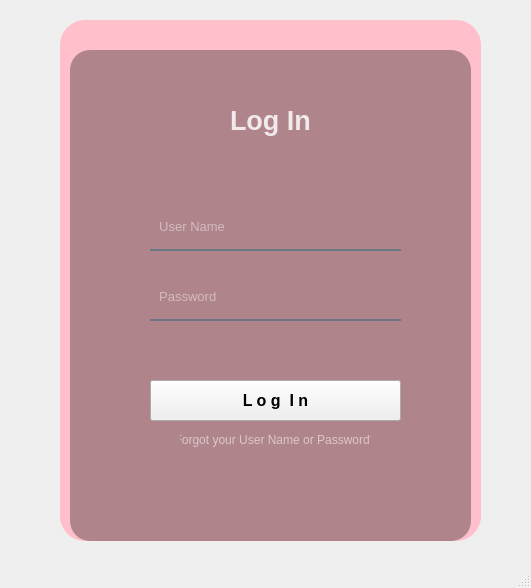
tixdim/QT_school, file Python_files/UI_files/LogIn.ui: the form before one commit.
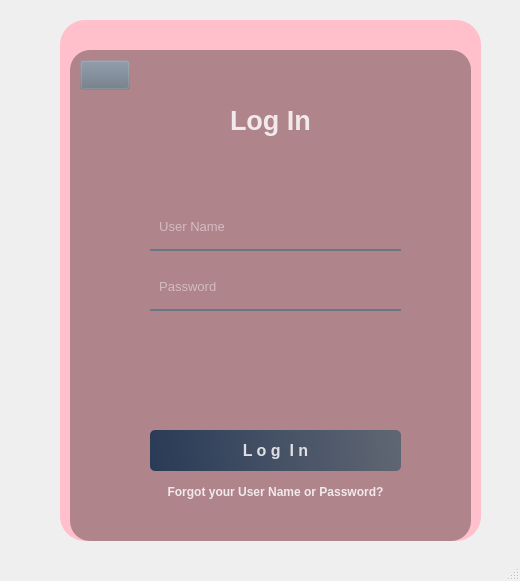
The form after the commit. Icons and pictures are not drawn.

Commit message: Добавил кнопку назад

The edit to the form file:
```diff
--- a/Python_files/UI_files/LogIn.ui
+++ b/Python_files/UI_files/LogIn.ui
@@ -6,10 +6,16 @@
    <rect>
     <x>0</x>
     <y>0</y>
-    <width>531</width>
-    <height>588</height>
+    <width>520</width>
+    <height>581</height>
    </rect>
   </property>
+  <property name="font">
+   <font>
+    <weight>75</weight>
+    <bold>true</bold>
+   </font>
+  </property>
   <property name="windowTitle">
    <string>MainWindow</string>
   </property>
@@ -24,7 +30,7 @@
      </rect>
     </property>
     <property name="styleSheet">
-     <string notr="true">QPushButton#pushButton{
+     <string notr="true">QPushButton#pb_login{
 	background-color: qlineargradient(spread:pad, x1:0, y1:0.505682, x2:1, y2:0.477, stop:0 rgba(20, 47, 78, 219), stop:1 rgba(85, 98, 112, 226));
 	color: rgba(255, 255, 255, 210);
 	border-radius: 5px;
@@ -38,9 +44,10 @@
 	background-color: rgba(105, 118, 132, 200);
 }
 
-QPushButton#pushButton_2{
-	background-color:rgba(0, 0, 0, 0);
-	color: rgba(85, 98, 112, 255);
+QPushButton#pb_for{
+	background-color: rgba(105, 118, 132, 0);
+	color: rgba(255, 255, 255, 210);
+	border-radius: 5px;
 }
 QPushButton#pushButton_2:hover{
 	color: rgba(155, 168, 182, 220);
@@ -48,7 +55,10 @@
 QPushButton#pushButton_2:pressed{
 	padding-left: 2px;
 	padding-top: 2px;
-	background-color: rgba(115, 128, 142, 255);
+}
+
+QPushButton#pb_back{
+	background-color: rgba(105, 118, 132, 0);
 }</string>
     </property>
     <widget class="QLabel" name="back">
@@ -137,7 +147,7 @@
      <property name="geometry">
       <rect>
        <x>120</x>
-       <y>270</y>
+       <y>260</y>
        <width>251</width>
        <height>41</height>
       </rect>
@@ -161,11 +171,14 @@
       <string>  Password</string>
      </property>
     </widget>
-    <widget class="QPushButton" name="but_login">
+    <widget class="QPushButton" name="pb_login">
+     <property name="enabled">
+      <bool>true</bool>
+     </property>
      <property name="geometry">
       <rect>
        <x>120</x>
-       <y>370</y>
+       <y>420</y>
        <width>251</width>
        <height>41</height>
       </rect>
@@ -177,30 +190,53 @@
        <bold>true</bold>
       </font>
      </property>
+     <property name="styleSheet">
+      <string notr="true"/>
+     </property>
      <property name="text">
       <string>L o g  I n</string>
      </property>
     </widget>
-    <widget class="QLabel" name="pered">
+    <widget class="QPushButton" name="pb_for">
+     <property name="enabled">
+      <bool>true</bool>
+     </property>
      <property name="geometry">
       <rect>
-       <x>150</x>
-       <y>420</y>
-       <width>191</width>
-       <height>20</height>
+       <x>120</x>
+       <y>470</y>
+       <width>251</width>
+       <height>23</height>
       </rect>
      </property>
-     <property name="layoutDirection">
-      <enum>Qt::LeftToRight</enum>
-     </property>
      <property name="styleSheet">
-      <string notr="true">color: rgba(255, 255, 255, 140);</string>
+      <string notr="true"/>
      </property>
      <property name="text">
       <string>Forgot your User Name or Password?</string>
      </property>
-     <property name="alignment">
-      <set>Qt::AlignCenter</set>
+    </widget>
+    <widget class="QPushButton" name="pb_back">
+     <property name="geometry">
+      <rect>
+       <x>50</x>
+       <y>50</y>
+       <width>50</width>
+       <height>30</height>
+      </rect>
+     </property>
+     <property name="text">
+      <string/>
+     </property>
+     <property name="icon">
+      <iconset>
+       <normaloff>../right-arrows.png</normaloff>../right-arrows.png</iconset>
+     </property>
+     <property name="iconSize">
+      <size>
+       <width>30</width>
+       <height>30</height>
+      </size>
      </property>
     </widget>
    </widget>
```
Left out of the diff: 13 changed lines with no effect on the pictures. The commit also changes 3 other files.
